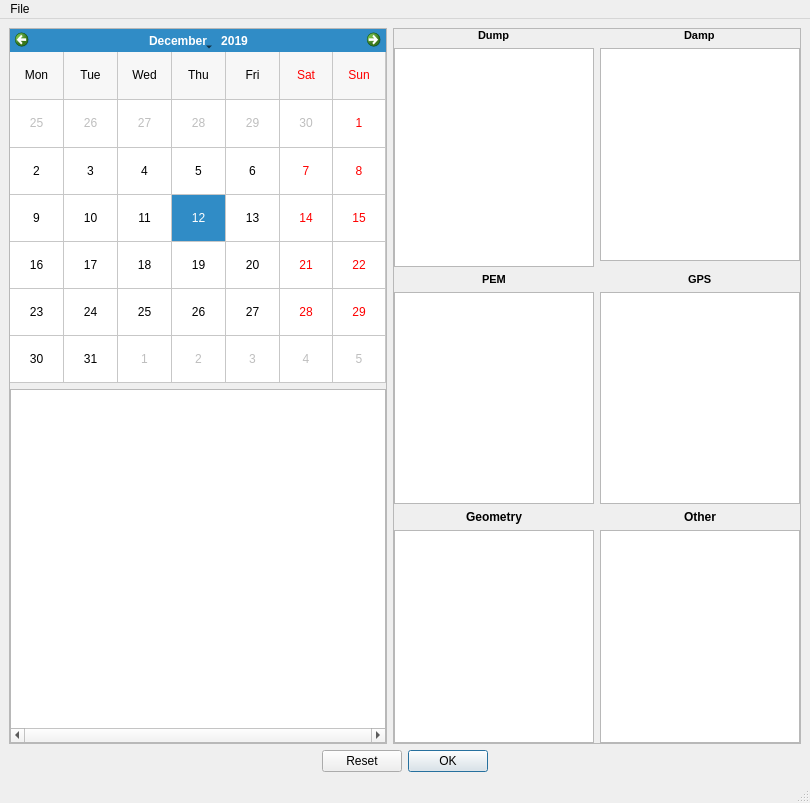
This is src/qt_ui/unpacker.ui in Eric-Meunier/Processor-Suite as Qt 5 draws it before an edit. The edited form follows.
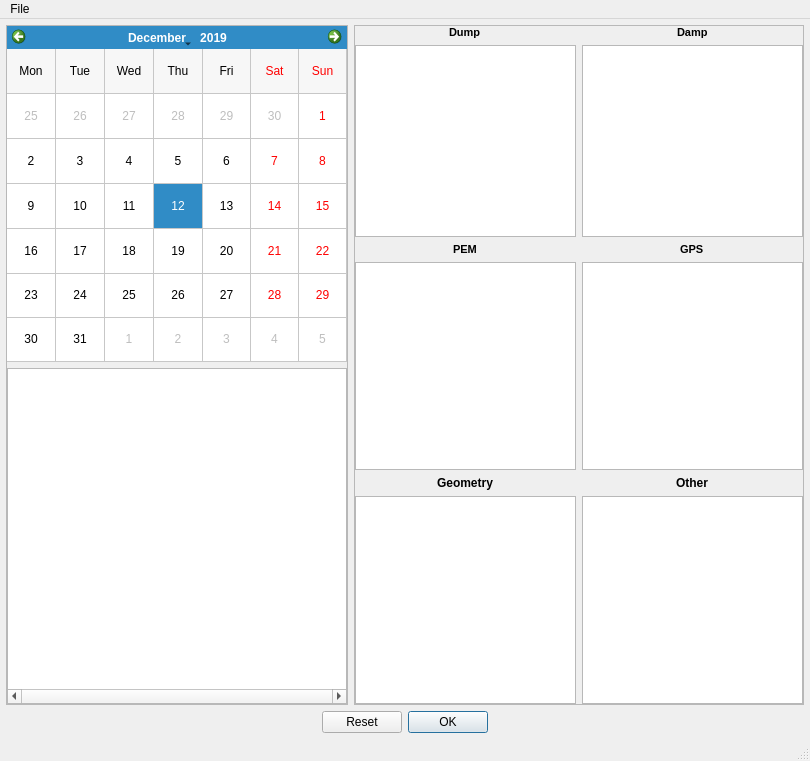
This is the edited form. Custom widgets are drawn as their Qt base class.

Commit message: Updated unpacker to copy DMP files to RAW folder instead of PEM files.

What changed in the file:
```diff
--- a/src/qt_ui/unpacker.ui
+++ b/src/qt_ui/unpacker.ui
@@ -7,7 +7,7 @@
     <x>0</x>
     <y>0</y>
     <width>810</width>
-    <height>803</height>
+    <height>761</height>
    </rect>
   </property>
   <property name="windowTitle">
@@ -15,6 +15,18 @@
   </property>
   <widget class="QWidget" name="centralwidget">
    <layout class="QGridLayout" name="gridLayout">
+    <property name="leftMargin">
+     <number>6</number>
+    </property>
+    <property name="topMargin">
+     <number>6</number>
+    </property>
+    <property name="rightMargin">
+     <number>6</number>
+    </property>
+    <property name="bottomMargin">
+     <number>6</number>
+    </property>
     <item row="11" column="0" rowspan="5">
      <widget class="QFrame" name="frame">
       <property name="frameShape">
@@ -36,6 +48,9 @@
        <property name="bottomMargin">
         <number>0</number>
        </property>
+       <property name="verticalSpacing">
+        <number>6</number>
+       </property>
        <item row="0" column="0">
         <widget class="QCalendarWidget" name="calendar_widget">
          <property name="selectedDate">
@@ -86,6 +101,12 @@
     </item>
     <item row="11" column="1" rowspan="5" colspan="2">
      <widget class="QFrame" name="frame_2">
+      <property name="maximumSize">
+       <size>
+        <width>450</width>
+        <height>16777215</height>
+       </size>
+      </property>
       <property name="frameShape">
        <enum>QFrame::StyledPanel</enum>
       </property>
@@ -152,94 +173,23 @@
          </property>
         </widget>
        </item>
-       <item row="1" column="1">
-        <widget class="UnpackerTable" name="damp_table">
-         <property name="sizePolicy">
-          <sizepolicy hsizetype="Expanding" vsizetype="Expanding">
-           <horstretch>0</horstretch>
-           <verstretch>0</verstretch>
-          </sizepolicy>
-         </property>
-         <property name="minimumSize">
-          <size>
-           <width>200</width>
-           <height>200</height>
-          </size>
-         </property>
-         <property name="maximumSize">
-          <size>
-           <width>200</width>
-           <height>16777215</height>
-          </size>
-         </property>
-         <property name="horizontalScrollBarPolicy">
-          <enum>Qt::ScrollBarAlwaysOff</enum>
-         </property>
-         <property name="autoScroll">
-          <bool>false</bool>
-         </property>
-         <property name="editTriggers">
-          <set>QAbstractItemView::NoEditTriggers</set>
-         </property>
-         <property name="dragEnabled">
-          <bool>true</bool>
-         </property>
-         <property name="dragDropOverwriteMode">
-          <bool>false</bool>
-         </property>
-         <property name="dragDropMode">
-          <enum>QAbstractItemView::DragDrop</enum>
-         </property>
-         <property name="defaultDropAction">
-          <enum>Qt::MoveAction</enum>
-         </property>
-         <property name="selectionBehavior">
-          <enum>QAbstractItemView::SelectRows</enum>
-         </property>
-         <property name="showGrid">
-          <bool>false</bool>
-         </property>
-         <attribute name="horizontalHeaderVisible">
-          <bool>false</bool>
-         </attribute>
-         <attribute name="horizontalHeaderStretchLastSection">
-          <bool>true</bool>
-         </attribute>
-         <attribute name="verticalHeaderVisible">
-          <bool>false</bool>
-         </attribute>
-         <attribute name="verticalHeaderStretchLastSection">
-          <bool>false</bool>
-         </attribute>
-         <column>
-          <property name="text">
-           <string>File</string>
-          </property>
-         </column>
-         <column>
-          <property name="text">
-           <string>Directory</string>
-          </property>
-         </column>
-        </widget>
-       </item>
        <item row="4" column="0">
         <widget class="UnpackerTable" name="pem_table">
          <property name="sizePolicy">
-          <sizepolicy hsizetype="Expanding" vsizetype="Expanding">
+          <sizepolicy hsizetype="Preferred" vsizetype="Expanding">
            <horstretch>0</horstretch>
            <verstretch>0</verstretch>
           </sizepolicy>
          </property>
          <property name="minimumSize">
           <size>
-           <width>200</width>
-           <height>200</height>
+           <width>0</width>
+           <height>0</height>
           </size>
          </property>
          <property name="maximumSize">
           <size>
-           <width>200</width>
+           <width>16777215</width>
            <height>16777215</height>
           </size>
          </property>
@@ -308,20 +258,20 @@
        <item row="4" column="1">
         <widget class="UnpackerTable" name="gps_table">
          <property name="sizePolicy">
-          <sizepolicy hsizetype="Expanding" vsizetype="Expanding">
+          <sizepolicy hsizetype="Preferred" vsizetype="Expanding">
            <horstretch>0</horstretch>
            <verstretch>0</verstretch>
           </sizepolicy>
          </property>
          <property name="minimumSize">
           <size>
-           <width>200</width>
-           <height>200</height>
+           <width>0</width>
+           <height>0</height>
           </size>
          </property>
          <property name="maximumSize">
           <size>
-           <width>200</width>
+           <width>16777215</width>
            <height>16777215</height>
           </size>
          </property>
@@ -404,15 +354,21 @@
        </item>
        <item row="6" column="0">
         <widget class="UnpackerTable" name="geometry_table">
+         <property name="sizePolicy">
+          <sizepolicy hsizetype="Preferred" vsizetype="Expanding">
+           <horstretch>0</horstretch>
+           <verstretch>0</verstretch>
+          </sizepolicy>
+         </property>
          <property name="minimumSize">
           <size>
-           <width>200</width>
-           <height>200</height>
+           <width>0</width>
+           <height>0</height>
           </size>
          </property>
          <property name="maximumSize">
           <size>
-           <width>200</width>
+           <width>16777215</width>
            <height>16777215</height>
           </size>
          </property>
@@ -466,15 +422,21 @@
        </item>
        <item row="6" column="1">
         <widget class="UnpackerTable" name="other_table">
+         <property name="sizePolicy">
+          <sizepolicy hsizetype="Preferred" vsizetype="Expanding">
+           <horstretch>0</horstretch>
+           <verstretch>0</verstretch>
+          </sizepolicy>
+         </property>
          <property name="minimumSize">
           <size>
-           <width>200</width>
-           <height>200</height>
+           <width>0</width>
+           <height>0</height>
           </size>
          </property>
          <property name="maximumSize">
           <size>
-           <width>200</width>
+           <width>16777215</width>
            <height>16777215</height>
           </size>
          </property>
@@ -529,20 +491,20 @@
        <item row="1" column="0" rowspan="2">
         <widget class="UnpackerTable" name="dump_table">
          <property name="sizePolicy">
-          <sizepolicy hsizetype="Expanding" vsizetype="Expanding">
+          <sizepolicy hsizetype="Preferred" vsizetype="Expanding">
            <horstretch>0</horstretch>
            <verstretch>0</verstretch>
           </sizepolicy>
          </property>
          <property name="minimumSize">
           <size>
-           <width>200</width>
-           <height>200</height>
+           <width>0</width>
+           <height>0</height>
           </size>
          </property>
          <property name="maximumSize">
           <size>
-           <width>200</width>
+           <width>16777215</width>
            <height>16777215</height>
           </size>
          </property>
@@ -612,6 +574,77 @@
          </column>
         </widget>
        </item>
+       <item row="1" column="1" rowspan="2">
+        <widget class="UnpackerTable" name="damp_table">
+         <property name="sizePolicy">
+          <sizepolicy hsizetype="Preferred" vsizetype="Expanding">
+           <horstretch>0</horstretch>
+           <verstretch>0</verstretch>
+          </sizepolicy>
+         </property>
+         <property name="minimumSize">
+          <size>
+           <width>0</width>
+           <height>0</height>
+          </size>
+         </property>
+         <property name="maximumSize">
+          <size>
+           <width>16777215</width>
+           <height>16777215</height>
+          </size>
+         </property>
+         <property name="horizontalScrollBarPolicy">
+          <enum>Qt::ScrollBarAlwaysOff</enum>
+         </property>
+         <property name="autoScroll">
+          <bool>false</bool>
+         </property>
+         <property name="editTriggers">
+          <set>QAbstractItemView::NoEditTriggers</set>
+         </property>
+         <property name="dragEnabled">
+          <bool>true</bool>
+         </property>
+         <property name="dragDropOverwriteMode">
+          <bool>false</bool>
+         </property>
+         <property name="dragDropMode">
+          <enum>QAbstractItemView::DragDrop</enum>
+         </property>
+         <property name="defaultDropAction">
+          <enum>Qt::MoveAction</enum>
+         </property>
+         <property name="selectionBehavior">
+          <enum>QAbstractItemView::SelectRows</enum>
+         </property>
+         <property name="showGrid">
+          <bool>false</bool>
+         </property>
+         <attribute name="horizontalHeaderVisible">
+          <bool>false</bool>
+         </attribute>
+         <attribute name="horizontalHeaderStretchLastSection">
+          <bool>true</bool>
+         </attribute>
+         <attribute name="verticalHeaderVisible">
+          <bool>false</bool>
+         </attribute>
+         <attribute name="verticalHeaderStretchLastSection">
+          <bool>false</bool>
+         </attribute>
+         <column>
+          <property name="text">
+           <string>File</string>
+          </property>
+         </column>
+         <column>
+          <property name="text">
+           <string>Directory</string>
+          </property>
+         </column>
+        </widget>
+       </item>
       </layout>
      </widget>
     </item>
```
Left out of the diff: 20 changed lines with no effect on the pictures. The commit also changes 2 other files.
